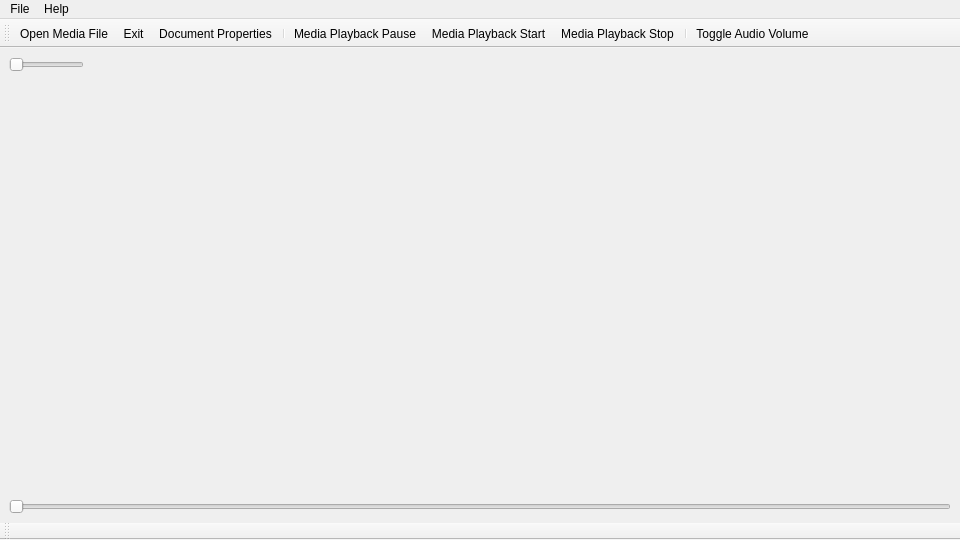
Above: src/nomaren.ui from callmebohdan/nomaren before the change. Below: the same form after it.
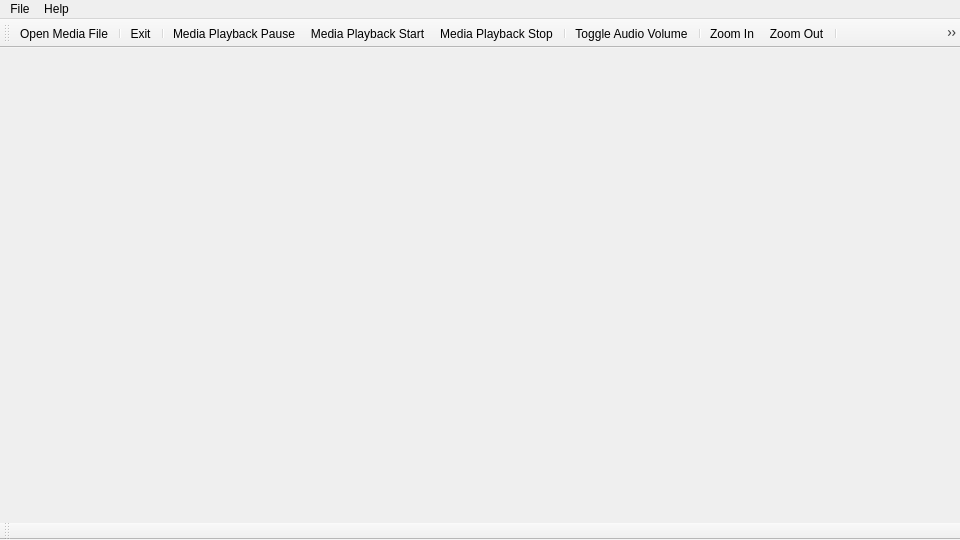
That is the form after the change. Icons and pictures are not drawn.

What changed in the file:
```diff
--- a/src/nomaren.ui
+++ b/src/nomaren.ui
@@ -15,35 +15,9 @@
   </property>
   <widget class="QWidget" name="centralwidget">
    <layout class="QVBoxLayout" name="verticalLayout">
-    <item>
-     <widget class="QSlider" name="volumeSlider">
-      <property name="sizePolicy">
-       <sizepolicy hsizetype="Minimum" vsizetype="Fixed">
-        <horstretch>0</horstretch>
-        <verstretch>0</verstretch>
-       </sizepolicy>
-      </property>
-      <property name="maximumSize">
-       <size>
-        <width>75</width>
-        <height>16777215</height>
-       </size>
-      </property>
-      <property name="orientation">
-       <enum>Qt::Orientation::Horizontal</enum>
-      </property>
-     </widget>
-    </item>
     <item>
      <widget class="QStackedWidget" name="stackedWidget"/>
     </item>
-    <item>
-     <widget class="QSlider" name="playbackSlider">
-      <property name="orientation">
-       <enum>Qt::Orientation::Horizontal</enum>
-      </property>
-     </widget>
-    </item>
    </layout>
   </widget>
   <widget class="QMenuBar" name="menuBar">
@@ -88,14 +62,21 @@
     <bool>false</bool>
    </attribute>
    <addaction name="actionOpenMediaFile"/>
+   <addaction name="separator"/>
    <addaction name="actionExit"/>
-   <addaction name="actionDocumentProperties"/>
    <addaction name="separator"/>
    <addaction name="actionMediaPlaybackPause"/>
    <addaction name="actionMediaPlaybackStart"/>
    <addaction name="actionMediaPlaybackStop"/>
    <addaction name="separator"/>
    <addaction name="actionToggleVolume"/>
+   <addaction name="separator"/>
+   <addaction name="actionZoomIn"/>
+   <addaction name="actionZoomOut"/>
+   <addaction name="separator"/>
+   <addaction name="actionDocumentProperties"/>
+   <addaction name="separator"/>
+   <addaction name="actionAbout"/>
   </widget>
   <widget class="QToolBar" name="playbackToolBar">
    <property name="windowTitle">
```
Left out of the diff: 43 changed lines with no effect on the pictures.
